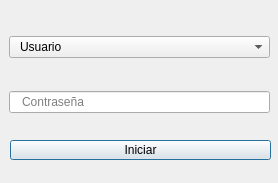
The window that GUI/Login.ui (MartinRomero1/pp3) describes before a commit, drawn with Qt 5.
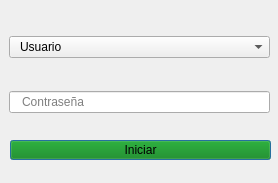
The same window after the commit.

Patch:
```diff
--- a/GUI/Login.ui
+++ b/GUI/Login.ui
@@ -71,7 +71,7 @@
      </rect>
     </property>
     <property name="styleSheet">
-     <string notr="true"/>
+     <string notr="true">background-color: green</string>
     </property>
     <property name="text">
      <string>Iniciar</string>
```
